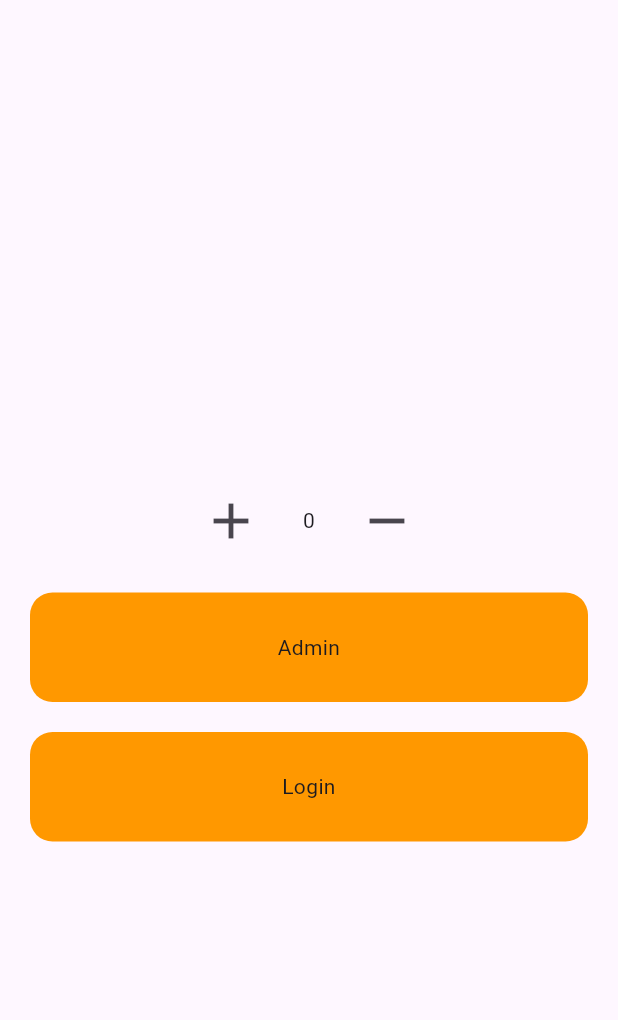
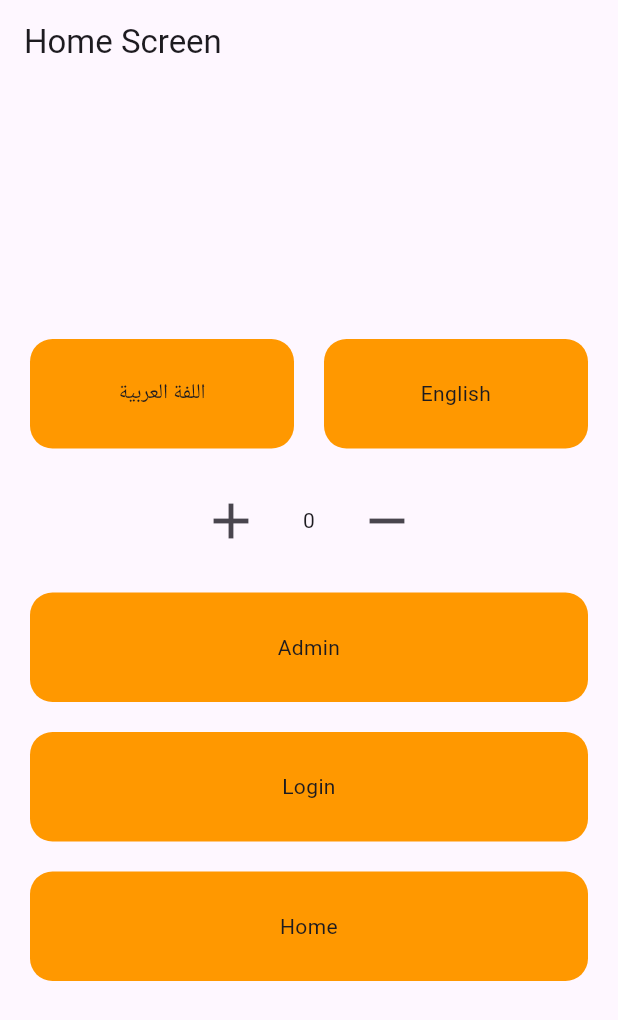
Before and after one commit to Esra2-Abdelltif/Getx-Flutter-, a Flutter app: the screen it shows after launch, on a phone screen of 412 x 824 dp. Shown: the top 1020 px of the screen. Run offline on Flutter 3.47's test engine with Material 3 defaults, Android fonts, the phone set to English and light mode, and no system bars; our stand-ins replace device_preview, get, shared_preferences.

Commit message:
Localizations Flutter Getx

```diff
--- /dev/null
+++ b/lib/local/local.dart
@@ -0,0 +1,19 @@
+import 'package:get/get.dart';
+
+class MyLocal extends Translations{
+  @override
+  // TODO: implement keys
+  Map<String, Map<String, String>> get keys => {
+    "ar":{
+      "home_key":"الصفحة الرئيسيه",
+      "lang":"English"
+    },
+    "en":{
+      "home_key":"Home Screen",
+      "lang":"اللفة العربية"
+
+
+    }
+  };
+
+}
--- /dev/null
+++ b/lib/local/local_controller.dart
@@ -0,0 +1,13 @@
+import 'dart:ui';
+
+import 'package:get/get.dart';
+import 'package:getx/main.dart';
+
+class MyLocalController extends GetxController{
+   Locale initialLang =sharedPreferences!.getString("lang")==null?Get.deviceLocale!:Locale("${sharedPreferences!.getString("lang")}");
+  void changeLang(String langCode){
+    Locale locale =Locale(langCode);
+    sharedPreferences!.setString("lang", langCode);
+    Get.updateLocale(locale);
+  }
+}
--- a/lib/main.dart
+++ b/lib/main.dart
@@ -1,6 +1,8 @@
 import 'package:flutter/material.dart';
 import 'package:device_preview/device_preview.dart';
 import 'package:get/get.dart';
+import 'package:getx/local/local.dart';
+import 'package:getx/local/local_controller.dart';
 import 'package:getx/middleware/auth_middleware.dart';
 import 'package:getx/middleware/super_middleware.dart';
 import 'package:getx/services/setting_service.dart';
@@ -35,8 +37,12 @@ class MyApp extends StatelessWidget {
   // This widget is the root of your application.
   @override
   Widget build(BuildContext context) {
+    MyLocalController controller=Get.put(MyLocalController());
     return GetMaterialApp(
-      locale: DevicePreview.locale(context),
+      //لغه الجهاز
+      // locale: Get.deviceLocale,
+      locale: controller.initialLang,
+      translations: MyLocal(),
       builder: DevicePreview.appBuilder,
       title: 'Flutter Demo',
       theme: ThemeData(
--- a/lib/view/screens/home_screen/login_screen.dart
+++ b/lib/view/screens/home_screen/login_screen.dart
@@ -1,5 +1,6 @@
 import 'package:flutter/material.dart';
 import 'package:get/get.dart';
+import 'package:getx/local/local_controller.dart';
 import 'package:getx/main.dart';
 import 'package:getx/services/setting_service.dart';
 import 'package:getx/view/widget/custom_button.dart';
@@ -10,14 +11,47 @@ class LoginScreen extends GetView<SettingService> {
   @override
   Widget build(BuildContext context) {
     //SettingService c=Get.find();
+    MyLocalController localController =Get.find();
     return Scaffold(
-      appBar: AppBar(),
+      appBar: AppBar(
+        title: Text("home_key".tr),
+      ),
       body: Padding(
         padding: const EdgeInsets.all(20.0),
         child: Column(
           mainAxisAlignment: MainAxisAlignment.center,
 
           children: [
+            Row(
+              mainAxisAlignment: MainAxisAlignment.spaceBetween,
+              children: [
+                Expanded(
+                  child: CustomButton(
+                    text: "اللفة العربية",
+                    onTap: () {
+                      localController.changeLang("ar");
+
+                      print("${localController.initialLang}");
+
+                    },
+                  ),
+                ),
+                const SizedBox(width: 20,),
+                Expanded(
+                  child: CustomButton(
+                    text: "English",
+                    onTap: () {
+                      localController.changeLang("en");
+                      print("${localController.initialLang}");
+
+                    },
+                  ),
+                ),
+              ],
+            ),
+
+
+            const SizedBox(height: 20,),
             GetX<SettingService>(
                 builder: (controller){
                   return   Center(
@@ -60,6 +94,14 @@ class LoginScreen extends GetView<SettingService> {
 
               },
             ),
+            const SizedBox(height: 20,),
+            CustomButton(
+              text: "Home",
+              onTap: () {
+                Get.toNamed("/NextScreen");
+
+              },
+            ),
 
 
           ],
--- a/lib/view/screens/route_management/route_management.dart
+++ b/lib/view/screens/route_management/route_management.dart
@@ -1,6 +1,5 @@
 import 'package:flutter/material.dart';
 import 'package:get/get.dart';
-import 'package:getx/controller/counter_controller/get_builder_counter_controller.dart';
 import 'package:getx/utils/my_bindings.dart';
 import 'package:getx/view/screens/counter_screen/get_builder_counter_screen.dart';
 import 'package:getx/view/widget/custom_button.dart';
```
